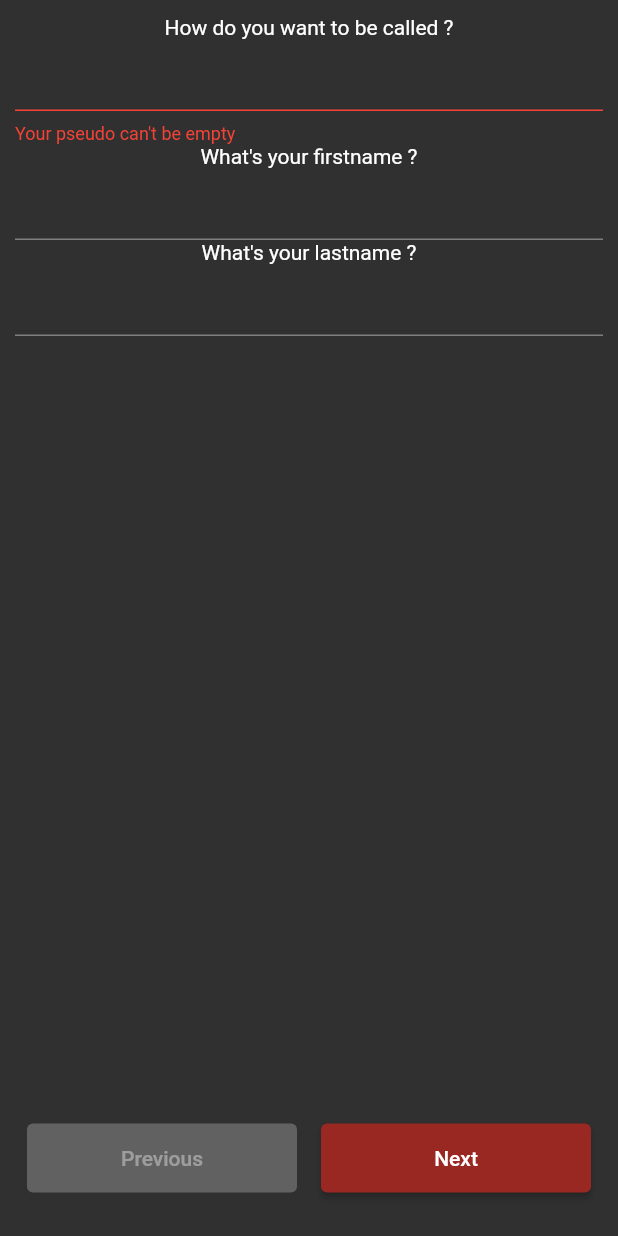
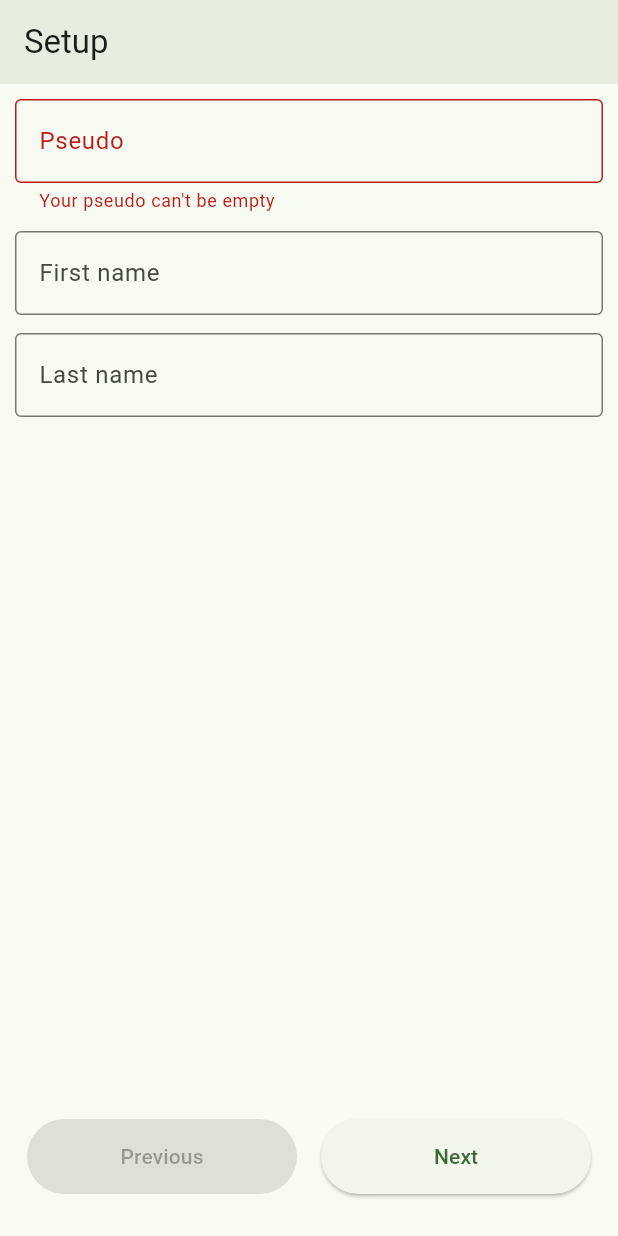
Before and after one commit to BhasherBEL/Splitr, a Flutter app: the screen it shows after launch, after a tap on "Next", on a phone screen of 412 x 824 dp. Run offline on Flutter 3.47's test engine with Material 2 defaults, Android fonts, the phone set to English and light mode, and no system bars; our stand-ins replace flutter_slidable, select_form_field, shared_preferences, sqflite; accounts and stored records are empty.

Commit message:
Material Design 3: First draft

```diff
--- a/lib/components/home_page.dart
+++ b/lib/components/home_page.dart
@@ -50,6 +50,7 @@ class _HomePageState extends State<HomePage> {
     return Scaffold(
       appBar: AppBar(
         centerTitle: true,
+        elevation: 4,
         title: Column(
           children: [
             Text(
--- a/lib/components/project/item_list.dart
+++ b/lib/components/project/item_list.dart
@@ -56,7 +56,7 @@ class _ItemListState extends State<ItemList> {
                       ],
                     ),
                   ),
-                  tileColor: Color(0xFF444444),
+                  tileColor: Theme.of(context).primaryColorLight,
                   dense: true,
                 );
               }
@@ -122,9 +122,9 @@ class _ItemListState extends State<ItemList> {
                             style: TextStyle(
                               fontStyle: FontStyle.italic,
                               color: share > 0
-                                  ? Color.fromARGB(200, 76, 175, 80)
+                                  ? Colors.green
                                   : share < 0
-                                      ? Color.fromARGB(200, 250, 68, 55)
+                                      ? Colors.red
                                       : Colors.grey,
                             ),
                           ),
--- a/lib/components/setup/project_setup_page.dart
+++ b/lib/components/setup/project_setup_page.dart
@@ -9,17 +9,26 @@ class ProjectSetupPage extends StatelessWidget {
   @override
   Widget build(BuildContext context) {
     return Column(children: [
-      const Text("Which type of project do you want to create ? (soon)"),
       TextFormField(
         enabled: false,
+        decoration: const InputDecoration(
+          labelText: "Project type",
+          border: OutlineInputBorder(),
+        ),
       ),
-      const Text("What's the name of your poject ?"),
+      const SizedBox(
+        height: 12, // <-- SEE HERE
+      ),
       TextFormField(
         validator: (value) => value == null || value.isEmpty
             ? 'Your project can\'t have an empty name'
             : null,
         initialValue: setupData.projectName,
         onChanged: (value) => setupData.projectName = value,
+        decoration: const InputDecoration(
+          labelText: "Name",
+          border: OutlineInputBorder(),
+        ),
         // update((state) => state.copyWith(projectName: value)),
       ),
     ]);
--- a/lib/components/setup/user_setup_page.dart
+++ b/lib/components/setup/user_setup_page.dart
@@ -9,23 +9,39 @@ class UserSetupPage extends StatelessWidget {
   @override
   Widget build(BuildContext context) {
     return Column(children: [
-      const Text("How do you want to be called ?"),
       TextFormField(
         initialValue: setupData.pseudo,
+        decoration: const InputDecoration(
+          labelText: "Pseudo",
+          border: OutlineInputBorder(),
+        ),
+
         validator: (value) => value == null || value.isEmpty
             ? 'Your pseudo can\'t be empty'
             : null,
         // onChanged: (value) => update((state) => state.copyWith(pseudo: value)),
         onChanged: (value) => setupData.pseudo = value,
       ),
-      const Text("What's your firstname ?"),
+      const SizedBox(
+        height: 12, // <-- SEE HERE
+      ),
       TextFormField(
         onChanged: (value) => setupData.firstname = value,
+        decoration: const InputDecoration(
+          labelText: "First name",
+          border: OutlineInputBorder(),
+        ),
         // update((state) => state.copyWith(firstname: value)),
       ),
-      const Text("What's your lastname ?"),
+      const SizedBox(
+        height: 12, // <-- SEE HERE
+      ),
       TextFormField(
         onChanged: (value) => setupData.lastname = value,
+        decoration: const InputDecoration(
+          labelText: "Last name",
+          border: OutlineInputBorder(),
+        ),
         // update((state) => state.copyWith(lastname: value)),
       ),
     ]);
--- a/lib/screens/main_screen.dart
+++ b/lib/screens/main_screen.dart
@@ -4,34 +4,8 @@ import 'package:shared/utils/colors.dart';
 import '../components/home_page.dart';
 
 ThemeData mainThemeData = ThemeData(
-  colorScheme: ColorScheme(
-    brightness: Brightness.dark,
-    primary: ColorModel.primary,
-    onPrimary: Colors.white,
-    secondary: ColorModel.secondary,
-    onSecondary: Colors.white,
-    error: Colors.red,
-    onError: Colors.white,
-    background: ColorModel.background,
-    onBackground: Colors.white,
-    surface: ColorModel.background,
-    onSurface: Colors.white,
-  ),
-  appBarTheme: AppBarTheme(
-    backgroundColor: ColorModel.primary,
-  ),
-  textButtonTheme: TextButtonThemeData(
-    style: ButtonStyle(
-      iconColor: MaterialStateColor.resolveWith((states) => Colors.grey),
-    ),
-  ),
-  buttonTheme: ButtonThemeData(
-    buttonColor: ColorModel.secondary,
-  ),
-  floatingActionButtonTheme: FloatingActionButtonThemeData(
-    backgroundColor: ColorModel.primary,
-    foregroundColor: Colors.white,
-  ),
+  useMaterial3: true,
+  colorSchemeSeed: Colors.green,
 );
 
 class MainScreen extends StatelessWidget {
--- a/lib/screens/setup_screen.dart
+++ b/lib/screens/setup_screen.dart
@@ -40,6 +40,10 @@ class _SetupScreenState extends State<_SetupScreen> {
       title: 'Setup',
       theme: mainThemeData,
       home: Scaffold(
+        appBar: AppBar(
+          title: const Text("Setup"),
+          elevation: 4,
+        ),
         body: Form(
           key: formKey,
           child: SafeArea(
@@ -58,13 +62,6 @@ class _SetupScreenState extends State<_SetupScreen> {
                           child: Padding(
                             padding: const EdgeInsets.all(8.0),
                             child: ElevatedButton(
-                              style: currentPage > 0
-                                  ? ButtonStyle()
-                                  : ButtonStyle(
-                                      backgroundColor:
-                                          MaterialStateProperty.all(
-                                              Colors.grey.shade700),
-                                    ),
                               onPressed: currentPage > 0
                                   ? () {
                                       setState(() {
```
Also changed, not shown: lib/components/new_entry.dart (+24 -22 lines), lib/components/new_participant.dart (+13 -14 lines), lib/components/new_project.dart (+13 -14 lines).
